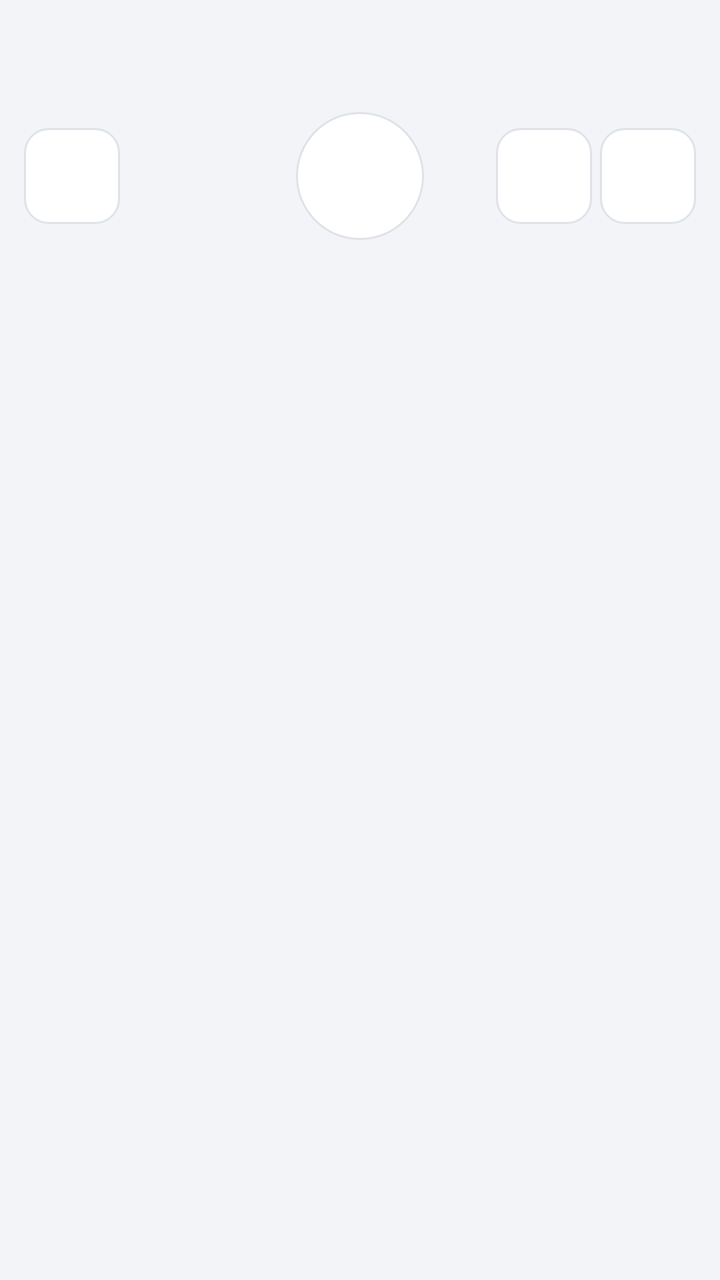
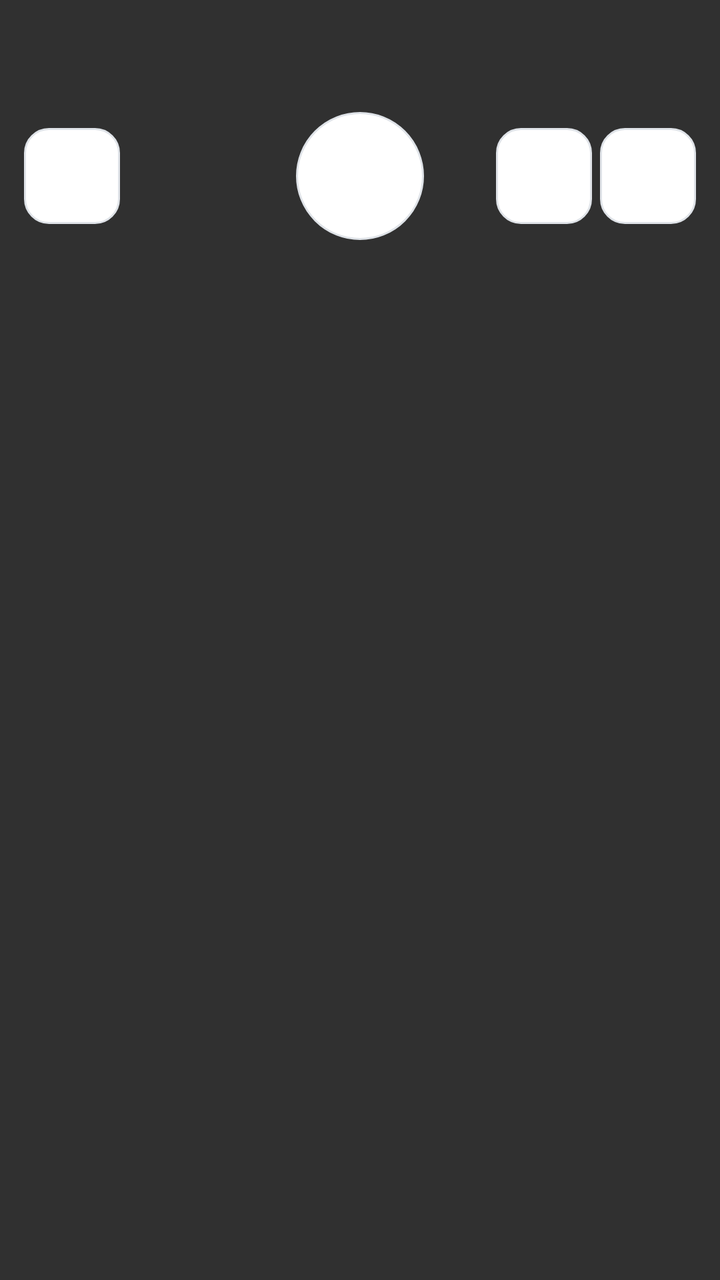

Screens rendered from an Android XML layout before and after an edit, with the pre-edit source and the edit as a unified diff.
<!-- AndroidManifest.xml: application theme Theme.Amanuensis -->
<!-- res/layout/ime_view.xml -->
<?xml version="1.0" encoding="utf-8"?>
<LinearLayout xmlns:android="http://schemas.android.com/apk/res/android"
    android:layout_width="match_parent"
    android:layout_height="wrap_content"
    android:orientation="vertical"
    android:background="@color/ime_background"
    android:paddingTop="8dp"
    android:paddingBottom="8dp"
    android:paddingStart="12dp"
    android:paddingEnd="12dp">

    <TextView
        android:id="@+id/ime_status"
        android:layout_width="match_parent"
        android:layout_height="wrap_content"
        android:minHeight="18dp"
        android:textSize="12sp"
        android:textColor="@color/ime_text_secondary"
        android:singleLine="true"
        android:ellipsize="end" />

    <TextView
        android:id="@+id/ime_preview"
        android:layout_width="match_parent"
        android:layout_height="wrap_content"
        android:minHeight="22dp"
        android:layout_marginTop="2dp"
        android:textSize="16sp"
        android:textColor="@color/ime_text_primary"
        android:maxLines="2"
        android:ellipsize="end"
        android:importantForAccessibility="no" />

    <LinearLayout
        android:layout_width="match_parent"
        android:layout_height="wrap_content"
        android:orientation="horizontal"
        android:baselineAligned="false"
        android:layout_marginTop="6dp"
        android:gravity="center_vertical">

        <LinearLayout
            android:layout_width="0dp"
            android:layout_height="wrap_content"
            android:layout_weight="1"
            android:orientation="horizontal">

            <ImageButton
                android:id="@+id/ime_delete"
                android:layout_width="48dp"
                android:layout_height="48dp"
                android:background="@drawable/ime_key_bg"
                android:src="@drawable/ic_ime_backspace"
                android:scaleType="centerInside"
                android:padding="12dp"
                android:contentDescription="@string/ime_cd_delete" />
        </LinearLayout>

        <FrameLayout
            android:layout_width="0dp"
            android:layout_height="wrap_content"
            android:layout_weight="1">

            <ImageButton
                android:id="@+id/ime_mic"
                android:layout_width="64dp"
                android:layout_height="64dp"
                android:layout_gravity="center_horizontal"
                android:background="@drawable/ime_mic_bg"
                android:src="@drawable/ic_ime_mic"
                android:scaleType="centerInside"
                android:padding="16dp"
                android:contentDescription="@string/ime_cd_mic_start" />
        </FrameLayout>

        <LinearLayout
            android:layout_width="0dp"
            android:layout_height="wrap_content"
            android:layout_weight="1"
            android:orientation="horizontal"
            android:gravity="end">

            <ImageButton
                android:id="@+id/ime_enter"
                android:layout_width="48dp"
                android:layout_height="48dp"
                android:background="@drawable/ime_key_bg"
                android:src="@drawable/ic_ime_enter"
                android:scaleType="centerInside"
                android:padding="12dp"
                android:contentDescription="@string/ime_cd_enter" />

            <ImageButton
                android:id="@+id/ime_switch"
                android:layout_width="48dp"
                android:layout_height="48dp"
                android:layout_marginStart="4dp"
                android:background="@drawable/ime_key_bg"
                android:src="@drawable/ic_ime_keyboard"
                android:scaleType="centerInside"
                android:padding="12dp"
                android:contentDescription="@string/ime_cd_switch" />
        </LinearLayout>
    </LinearLayout>
</LinearLayout>
<!-- resources referenced by this layout -->
<resources>
  <color name="ime_background">#F2F4F7</color>
  <color name="ime_text_primary">#1B1F24</color>
  <color name="ime_text_secondary">#5B6470</color>
  <!-- drawable ic_ime_backspace (drawable) -->
  <?xml version="1.0" encoding="utf-8"?>
  <vector xmlns:android="http://schemas.android.com/apk/res/android"
      android:width="24dp" android:height="24dp"
      android:viewportWidth="24" android:viewportHeight="24">
      <path
          android:fillColor="#FFFFFFFF"
          android:pathData="M22,3H2C0.9,3 0,3.9 0,5v14c0,1.1 0.9,2 2,2h20c1.1,0 2,-0.9 2,-2V5C24,3.9 23.1,3 22,3zM22,19H2V5h20V19zM4,7h9v2H4V7zM4,11h9v2H4V11zM4,15h7v2H4V15zM15,7l4.5,3.5L15,14V7z" />
  </vector>
  <!-- drawable ic_ime_enter (drawable) -->
  <?xml version="1.0" encoding="utf-8"?>
  <vector xmlns:android="http://schemas.android.com/apk/res/android"
      android:width="24dp" android:height="24dp"
      android:viewportWidth="24" android:viewportHeight="24">
      <path
          android:fillColor="#FFFFFFFF"
          android:pathData="M19,7v2.5L13.5,15l-4,-4L3,17.5 4.5,19l5,-5 4,4 6.5,-6.5V15h2V7z" />
  </vector>
  <!-- drawable ic_ime_keyboard (drawable) -->
  <?xml version="1.0" encoding="utf-8"?>
  <vector xmlns:android="http://schemas.android.com/apk/res/android"
      android:width="24dp" android:height="24dp"
      android:viewportWidth="24" android:viewportHeight="24">
      <path
          android:fillColor="#FFFFFFFF"
          android:pathData="M21,2H3C1.9,2 1,2.9 1,4v12c0,1.1 0.9,2 2,2h5v2l3,-1.5L14,20v-2h7c1.1,0 2,-0.9 2,-2V4C23,2.9 22.1,2 21,2zM21,16H3V4h18V16zM6,7h2v2H6V7zM10,7h2v2h-2V7zM14,7h2v2h-2V7zM8,11h8v2H8V11z" />
  </vector>
  <!-- drawable ic_ime_mic (drawable) -->
  <?xml version="1.0" encoding="utf-8"?>
  <vector xmlns:android="http://schemas.android.com/apk/res/android"
      android:width="24dp" android:height="24dp"
      android:viewportWidth="24" android:viewportHeight="24">
      <path
          android:fillColor="#FFFFFFFF"
          android:pathData="M12,14c1.66,0 3,-1.34 3,-3V5c0,-1.66 -1.34,-3 -3,-3S9,3.34 9,5v6C9,12.66 10.34,14 12,14zM17,11c0,2.76 -2.24,5 -5,5s-5,-2.24 -5,-5H5c0,3.53 2.61,6.43 6,6.92V21h2v-3.08c3.39,-0.49 6,-3.39 6,-6.92H17z" />
  </vector>
  <!-- drawable ime_key_bg (drawable) -->
  <?xml version="1.0" encoding="utf-8"?>
  <ripple xmlns:android="http://schemas.android.com/apk/res/android"
      android:color="#33000000">
      <item>
          <shape android:shape="rectangle">
              <solid android:color="@color/ime_key" />
              <stroke android:width="1dp" android:color="@color/ime_key_stroke" />
              <corners android:radius="12dp" />
          </shape>
      </item>
  </ripple>
  <!-- drawable ime_mic_bg (drawable) -->
  <?xml version="1.0" encoding="utf-8"?>
  <ripple xmlns:android="http://schemas.android.com/apk/res/android"
      android:color="#33000000">
      <item>
          <shape android:shape="oval">
              <solid android:color="@color/ime_key" />
              <stroke android:width="1dp" android:color="@color/ime_key_stroke" />
          </shape>
      </item>
  </ripple>
  <string name="ime_cd_delete">Delete</string>
  <string name="ime_cd_enter">Enter</string>
  <string name="ime_cd_mic_start">Start voice dictation</string>
  <string name="ime_cd_switch">Switch keyboard</string>
  <style name="Theme.Amanuensis" parent="android:Theme.Material.NoActionBar" />
  <color name="ime_key">#FFFFFF</color>
  <color name="ime_key_stroke">#DFE3E8</color>
</resources>

<!-- the commit's change to res/layout/ime_view.xml (unified diff, before → after) -->
@@ -3,7 +3,6 @@
     android:layout_width="match_parent"
     android:layout_height="wrap_content"
     android:orientation="vertical"
-    android:background="@color/ime_background"
     android:paddingTop="8dp"
     android:paddingBottom="8dp"
     android:paddingStart="12dp"
<!-- resource entries referenced after the edit -->
@@ -1,6 +1,5 @@
 <!-- resources referenced by this layout -->
 <resources>
-  <color name="ime_background">#F2F4F7</color>
   <color name="ime_text_primary">#1B1F24</color>
   <color name="ime_text_secondary">#5B6470</color>
   <!-- drawable ic_ime_backspace (drawable) -->
